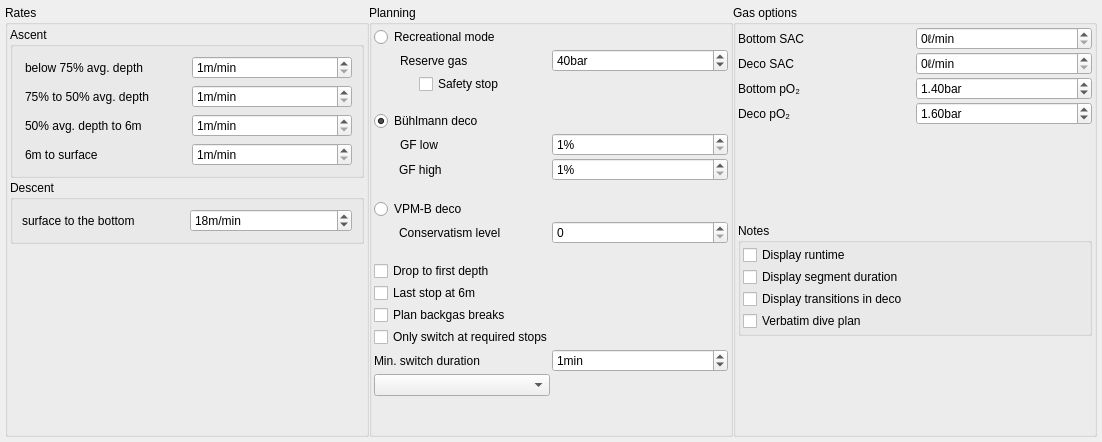
The window that desktop-widgets/plannerSettings.ui (subsurface/subsurface) describes before a commit, drawn with Qt 5.
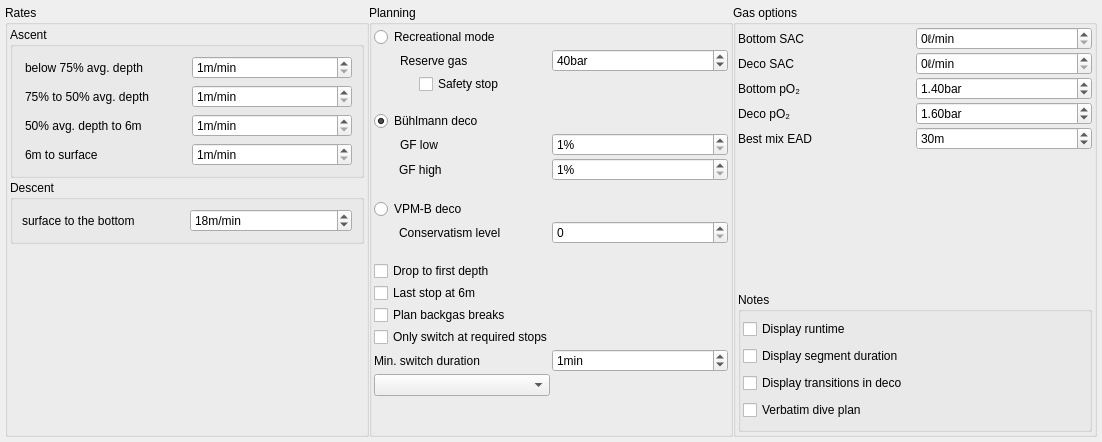
The same window after the commit.

Commit message:
Planner: add best mix EAD preference
Add best mix EAD preference and UI, along with a tooltip describing what it
does

Patch:
```diff
--- a/desktop-widgets/plannerSettings.ui
+++ b/desktop-widgets/plannerSettings.ui
@@ -530,7 +530,7 @@
           <property name="spacing">
            <number>2</number>
           </property>
-          <item row="4" column="0">
+          <item row="5" column="0">
            <spacer name="verticalSpacer_3">
             <property name="orientation">
              <enum>Qt::Vertical</enum>
@@ -588,6 +588,25 @@
             </property>
            </widget>
           </item>
+          <item row="4" column="1">
+           <widget class="QSpinBox" name="bestmixEAD">
+            <property name="suffix">
+             <string>m</string>
+            </property>
+            <property name="minimum">
+             <number>1</number>
+            </property>
+            <property name="maximum">
+             <number>999</number>
+            </property>
+            <property name="value">
+             <number>30</number>
+            </property>
+            <property name="toolTip">
+             <string>Used to calculate best mix. Select best mix depth in 'Available gases' table by entering gas depth, followed by "B" (best trimix mix) or "BN" (best nitrox mix)</string>
+            </property>
+           </widget>
+          </item>
           <item row="0" column="0">
            <widget class="QLabel" name="bottomsac">
             <property name="text">
@@ -602,7 +621,14 @@
             </property>
            </widget>
           </item>
-          <item row="5" column="0" colspan="2">
+          <item row="4" column="0">
+           <widget class="QLabel" name="bestEAD">
+            <property name="text">
+             <string>Best mix EAD</string>
+            </property>
+           </widget>
+          </item>
+          <item row="6" column="0" colspan="2">
            <widget class="QGroupBox" name="Notes">
             <property name="title">
              <string>Notes</string>
```
Left out of the diff: 1 changed line with no effect on the pictures. The commit also changes 7 other files.
